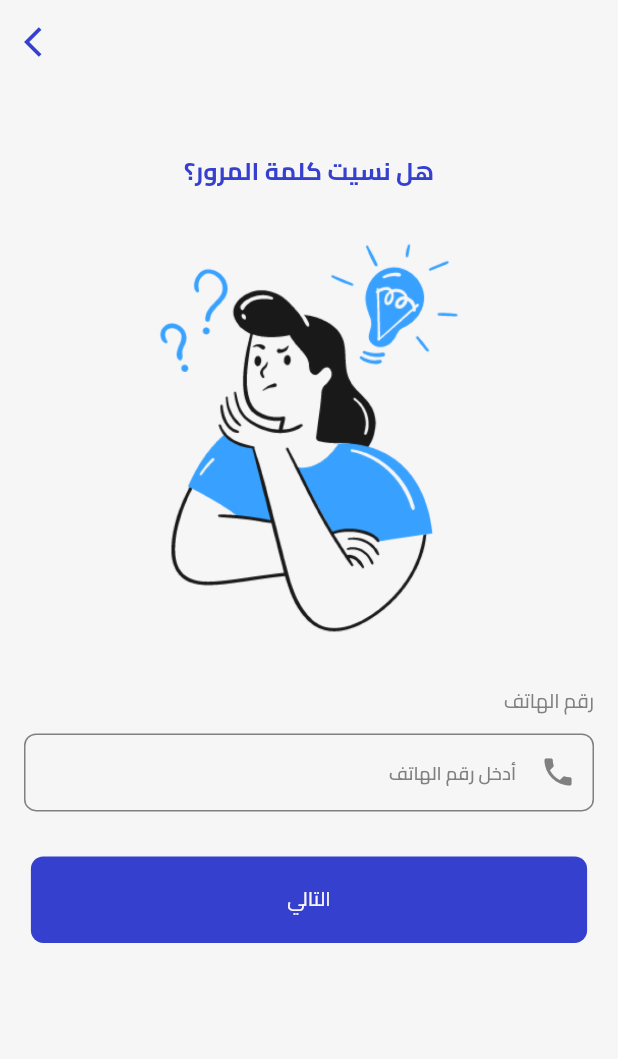
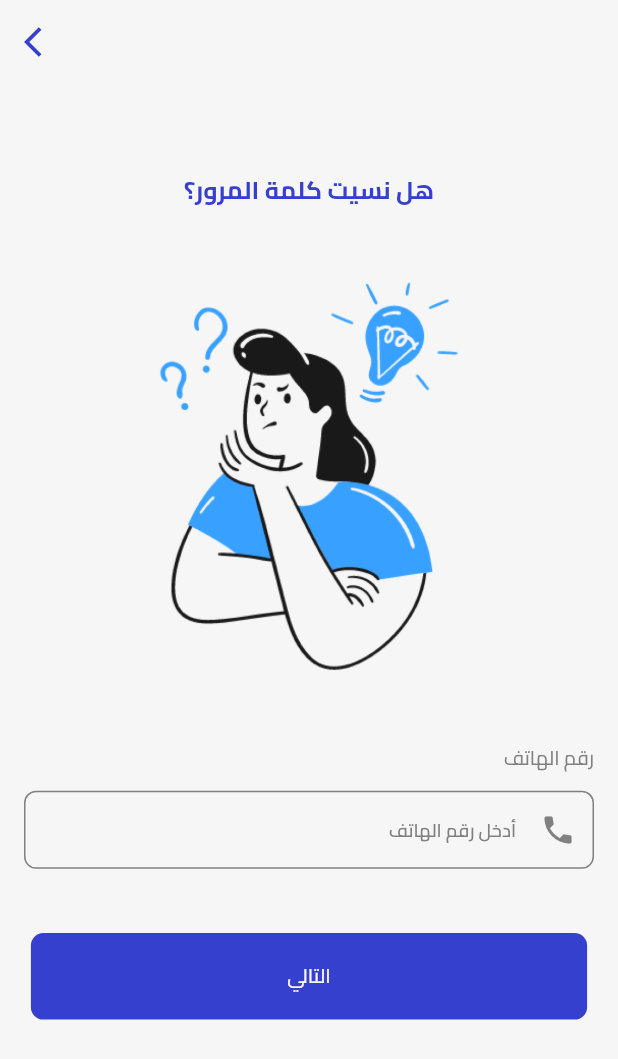
Before and after one commit to mohamedamr77/gradution_project, a Flutter app: the screen it shows after launch, on a phone screen of 412 x 824 dp. Shown: the top 1059 px of the screen. Run offline on Flutter 3.47's test engine with Material 3 defaults, Android fonts, the phone set to English and light mode, and no system bars; our stand-ins replace equatable, flutter_bloc, flutter_svg, fluttertoast, shimmer, smooth_page_indicator.

Commit message:
make screen scroll

```diff
--- a/lib/features/forget_password/presentation/view/widgets/forget_pass_body.dart
+++ b/lib/features/forget_password/presentation/view/widgets/forget_pass_body.dart
@@ -17,44 +17,44 @@ class ForgetPassBody extends StatelessWidget {
   Widget build(BuildContext context) {
     return Padding(
       padding: const EdgeInsets.symmetric(horizontal: 16, vertical: 16),
-      child: Center(
+      child: CustomScrollView(
+        slivers: [
+          SliverFillRemaining(
+            hasScrollBody: false,
+            child:  Center(
               child: Column(
                 children: [
-            const SizedBox(
-              height: 30,
-            ),
+                 const Spacer(),
                   const NameScreen(title: AppText.forgotPassword),
-            const SizedBox(
-              height: 30,
-            ),
+                  const Spacer(),
                   Image.asset(
                     AppImages.forgetPasswordScreen,
                     fit: BoxFit.fitWidth,
                     width: double.infinity,
                     height: 0.33.h,
                   ),
-            const SizedBox(
-              height: 30,
-            ),
+                  const Spacer(),
                   const CustomTextField(
                     hintText: AppText.enterPhoneNumber,
                     prefix: AppIcons.phoneIcon,
                     title: AppText.phoneNumber,
                   ),
-            const SizedBox(
-              height: 30,
-            ),
+                  const Spacer(),
                   CustomElevatedButton(
                       onPress: () {},
+                      btnColor: AppColors.primaryColor,
                       child: const GText(
                           color: AppColors.lightGrayColor,
                           content: AppText.next,
                           fontSize: 16
-                ),
-                btnColor: AppColors.primaryColor)
+                      )),
+                  const Spacer(flex: 3,)
                 ],
               ),
             ),
+          )
+        ],
+      )
     );
   }
 }
```
Lines whose indentation alone changed are shown as unchanged.
